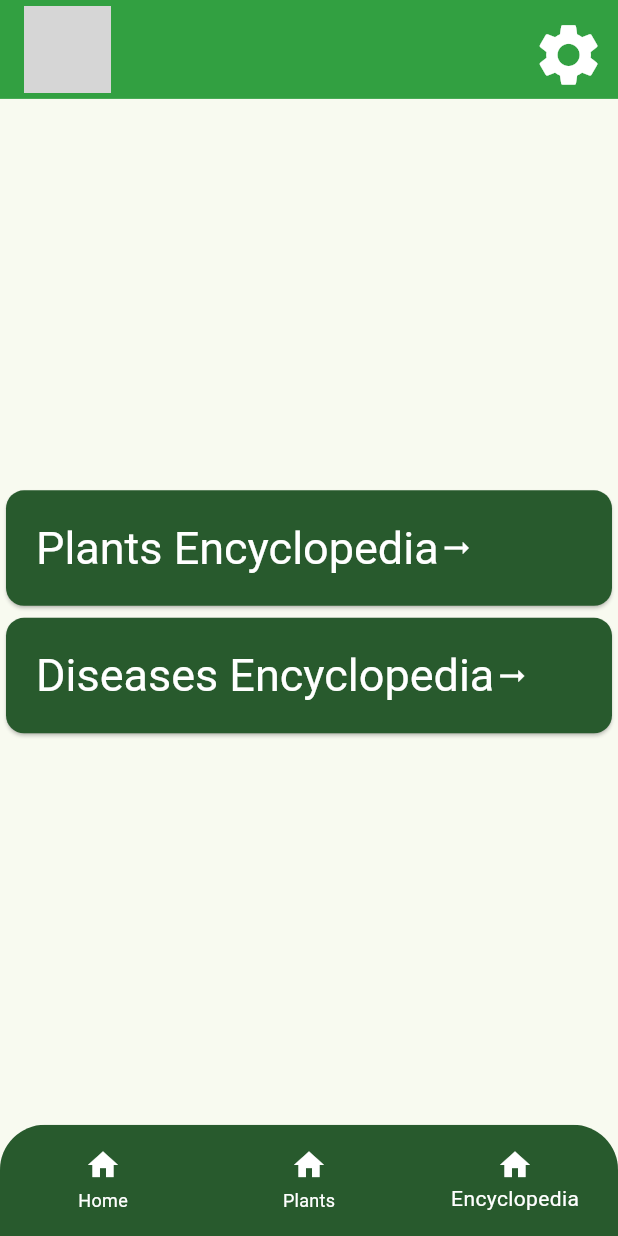
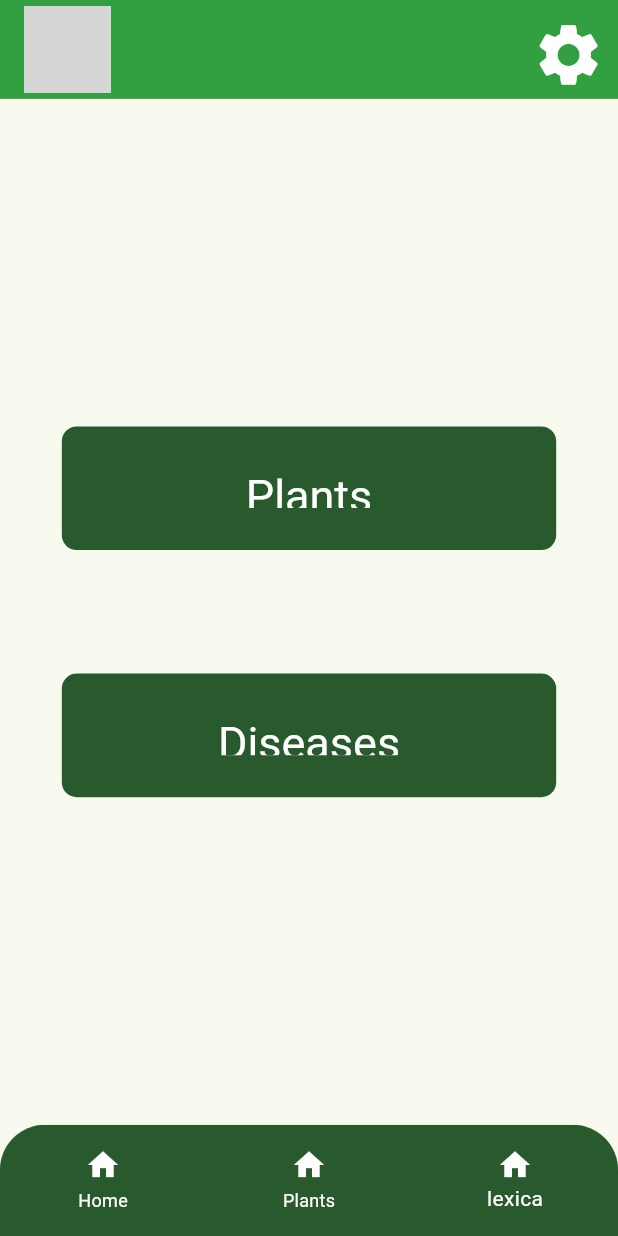
Before and after one commit to aurelienfernandez/ALGOSUP-Moonshot-OLAF, a Flutter app: the screen it shows after launch, item 3 of the bottom bar chosen, on a phone screen of 412 x 824 dp. Run offline on Flutter 3.47's test engine with Material 3 defaults, Android fonts, the light colour scheme and no system bars; our stand-ins replace auto_size_text; network calls fail; grey boxes are pictures that could not be loaded.

Commit message:
Feat: Lexica page update
This update includes:
- The modification of the json architecture
- The modification of the json parser to handle the new architecture,
- The modification of the lexica page to be able to change state when a button is pressed,
An update is expected tomorrow to finalize the lexica page which should include:
- The display of the list of either the plants or the disease present in the json file depending on which button is pressed,
- The display of a plant/disease characteristics when one is selected,
- The link between a plant and it's related diseases.

```diff
--- a/olaf/lib/encyclopedia_page.dart
+++ /dev/null
@@ -1,38 +0,0 @@
-import 'package:flutter/material.dart';
-
-class EncyclopediaScreen extends StatelessWidget {
-  @override
-  Widget build(BuildContext context) {
-    return Center(
-      child: Column(mainAxisAlignment: MainAxisAlignment.center, children: [
-        BigCard("Plants Encyclopedia"),
-        BigCard("Diseases Encyclopedia"),
-      ]),
-    );
-  }
-}
-
-class BigCard extends StatelessWidget {
-  final String text;
-  BigCard(this.text);
-  @override
-  Widget build(BuildContext context) {
-    final theme = Theme.of(context);
-    final style = theme.textTheme.displaySmall!
-        .copyWith(color: theme.colorScheme.onPrimary, fontSize: 30.0);
-
-    return Card(
-      color: theme.colorScheme.primary,
-      child: Padding(
-          padding: const EdgeInsets.all(20),
-          child: Row(
-            children: [
-              Text(text, style: style),
-              Icon(Icons.arrow_right_alt_outlined, color: Colors.white)
-            ],
-          )
-          // child: Text(text, style: style),
-          ),
-    );
-  }
-}
--- /dev/null
+++ b/olaf/lib/lexica_page.dart
@@ -0,0 +1,124 @@
+import 'package:flutter/material.dart';
+
+//--------------------- LEXICA STATE ---------------------
+class LexicaScreen extends StatefulWidget {
+  @override
+  _LexicaChoiceState createState() => _LexicaChoiceState();
+}
+
+//--------------------- LEXICA CHOICE --------------------
+class _LexicaChoiceState extends State<LexicaScreen> {
+  int currentIndex = 0;
+
+  @override
+  Widget build(BuildContext context) {
+    List<Widget> states = [
+      Center(
+        child: Column(
+          mainAxisAlignment: MainAxisAlignment.center,
+          children: [
+            LexicaChoice("Plants", 1, () {
+              setState(() {
+                currentIndex = 1;
+              });
+            }),
+            SizedBox(
+              height: MediaQuery.of(context).size.height * 0.1,
+            ), // Create a space between the two buttons
+            LexicaChoice("Diseases", 1, () {
+              setState(() {
+                currentIndex = 1;
+              });
+            }),
+          ],
+        ),
+      ),
+      Center(
+        child: Column(
+          mainAxisAlignment: MainAxisAlignment.center,
+          children: [
+            LexicaChoice("test2", 0, () {
+              setState(() {
+                currentIndex = 0;
+              });
+            }),
+            SizedBox(
+              height: MediaQuery.of(context).size.height * 0.1,
+            ), // Create a space between the two buttons
+            LexicaChoice("test3", 0, () {
+              setState(() {
+                currentIndex = 0;
+              });
+            }),
+          ],
+        ),
+      ),
+    ];
+
+    return states[currentIndex];
+  }
+}
+
+class LexicaChoice extends StatelessWidget {
+  final String text;
+  final int result;
+  final VoidCallback onPressed;
+
+  LexicaChoice(this.text, this.result, this.onPressed);
+  @override
+  Widget build(BuildContext context) {
+    final theme = Theme.of(context);
+    final style = theme.textTheme.displaySmall!.copyWith(
+      color: theme.colorScheme.onPrimary,
+      fontSize: 30.0,
+    );
+
+    return Column(
+      children: [
+        Container(
+          decoration: BoxDecoration(
+            color: Theme.of(context).colorScheme.primary,
+            borderRadius: BorderRadius.circular(10),
+          ),
+          height: MediaQuery.of(context).size.height * 0.1,
+          width: MediaQuery.of(context).size.width * 0.8,
+          child: Padding(
+            padding: EdgeInsets.all(20),
+            child: TextButton(
+              onPressed: onPressed,
+              child: Text(
+                text,
+                style: style,
+                textAlign: TextAlign.center,
+              ),
+            ),
+          ),
+        ),
+      ],
+    );
+  }
+}
+
+//--------------------- LEXICA LIST ----------------------
+class _LexicaListState extends State<LexicaScreen> {
+  @override
+  Widget build(BuildContext context) {
+    return Center(child: Text("List"));
+  }
+}
+
+//--------------------- LEXICA PLANT ---------------------
+class _LexicaPlantState extends State<LexicaScreen> {
+  @override
+  Widget build(BuildContext context) {
+    return Center(child: Text("Plant"));
+  }
+}
+
+//-------------------- LEXICA DISEASE --------------------
+class _LexicaDiseaseState extends State<LexicaScreen> {
+  @override
+  Widget build(BuildContext context) {
+    return Center(child: Text("Disease"));
+  }
+}
```
Also changed, not shown: olaf/assets/lexica.json (+12 -4 lines), olaf/lib/home_page.dart (+14 -11 lines), olaf/lib/json_parser.dart (+20 -6 lines).
